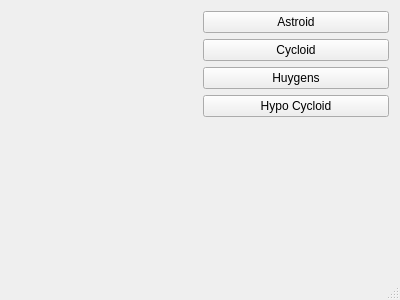
Qt form mainwindow.ui (Zawartas/QtCurvesCPP) before a commit.
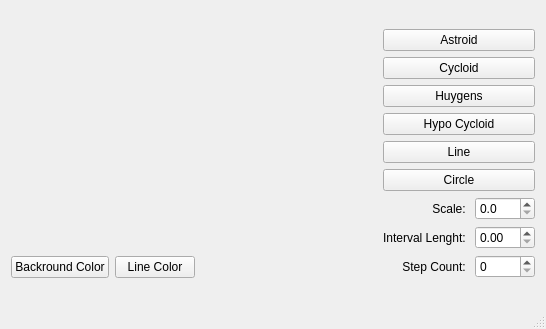
The same form after that commit. Custom widgets are drawn as their Qt base class.

Patch:
```diff
--- a/mainwindow.ui
+++ b/mainwindow.ui
@@ -6,8 +6,8 @@
    <rect>
     <x>0</x>
     <y>0</y>
-    <width>400</width>
-    <height>300</height>
+    <width>546</width>
+    <height>329</height>
    </rect>
   </property>
   <property name="windowTitle">
@@ -16,49 +16,35 @@
   <widget class="QWidget" name="centralWidget">
    <layout class="QGridLayout" name="gridLayout">
     <item row="0" column="0">
-     <layout class="QHBoxLayout" name="horizontalLayout">
+     <layout class="QVBoxLayout" name="verticalLayout_2">
       <item>
        <widget class="RenderArea" name="renderArea" native="true"/>
       </item>
       <item>
-       <layout class="QVBoxLayout" name="verticalLayout">
+       <layout class="QHBoxLayout" name="horizontalLayout_4">
         <item>
-         <widget class="QPushButton" name="btnAstroid">
+         <widget class="QPushButton" name="btnBackgroundColor">
           <property name="text">
-           <string>Astroid</string>
+           <string>Backround Color</string>
           </property>
          </widget>
         </item>
         <item>
-         <widget class="QPushButton" name="btnCycloid">
+         <widget class="QPushButton" name="btnLineColor">
           <property name="text">
-           <string>Cycloid</string>
+           <string>Line Color</string>
           </property>
          </widget>
         </item>
         <item>
-         <widget class="QPushButton" name="btnHuygens">
-          <property name="text">
-           <string>Huygens</string>
-          </property>
-         </widget>
-        </item>
-        <item>
-         <widget class="QPushButton" name="btnHypo">
-          <property name="text">
-           <string>Hypo Cycloid</string>
-          </property>
-         </widget>
-        </item>
-        <item>
-         <spacer name="verticalSpacer">
+         <spacer name="horizontalSpacer">
           <property name="orientation">
-           <enum>Qt::Vertical</enum>
+           <enum>Qt::Horizontal</enum>
           </property>
           <property name="sizeHint" stdset="0">
            <size>
-            <width>20</width>
-            <height>38</height>
+            <width>40</width>
+            <height>20</height>
            </size>
           </property>
          </spacer>
@@ -67,6 +53,142 @@
       </item>
      </layout>
     </item>
+    <item row="0" column="1">
+     <layout class="QVBoxLayout" name="verticalLayout">
+      <item>
+       <widget class="QPushButton" name="btnAstroid">
+        <property name="text">
+         <string>Astroid</string>
+        </property>
+       </widget>
+      </item>
+      <item>
+       <widget class="QPushButton" name="btnCycloid">
+        <property name="text">
+         <string>Cycloid</string>
+        </property>
+       </widget>
+      </item>
+      <item>
+       <widget class="QPushButton" name="btnHuygens">
+        <property name="text">
+         <string>Huygens</string>
+        </property>
+       </widget>
+      </item>
+      <item>
+       <widget class="QPushButton" name="btnHypo">
+        <property name="text">
+         <string>Hypo Cycloid</string>
+        </property>
+       </widget>
+      </item>
+      <item>
+       <widget class="QPushButton" name="btnLine">
+        <property name="text">
+         <string>Line</string>
+        </property>
+       </widget>
+      </item>
+      <item>
+       <widget class="QPushButton" name="btnCircle">
+        <property name="text">
+         <string>Circle</string>
+        </property>
+       </widget>
+      </item>
+      <item>
+       <layout class="QHBoxLayout" name="horizontalLayout">
+        <item>
+         <widget class="QLabel" name="label">
+          <property name="text">
+           <string>Scale: </string>
+          </property>
+          <property name="alignment">
+           <set>Qt::AlignRight|Qt::AlignTrailing|Qt::AlignVCenter</set>
+          </property>
+         </widget>
+        </item>
+        <item>
+         <widget class="QDoubleSpinBox" name="spinScale">
+          <property name="maximumSize">
+           <size>
+            <width>60</width>
+            <height>16777215</height>
+           </size>
+          </property>
+          <property name="decimals">
+           <number>1</number>
+          </property>
+          <property name="singleStep">
+           <double>0.100000000000000</double>
+          </property>
+         </widget>
+        </item>
+       </layout>
+      </item>
+      <item>
+       <layout class="QHBoxLayout" name="horizontalLayout_2">
+        <item>
+         <widget class="QLabel" name="label_2">
+          <property name="text">
+           <string>Interval Lenght: </string>
+          </property>
+          <property name="alignment">
+           <set>Qt::AlignRight|Qt::AlignTrailing|Qt::AlignVCenter</set>
+          </property>
+         </widget>
+        </item>
+        <item>
+         <widget class="QDoubleSpinBox" name="spinInterval">
+          <property name="maximumSize">
+           <size>
+            <width>60</width>
+            <height>16777215</height>
+           </size>
+          </property>
+          <property name="maximum">
+           <double>100.000000000000000</double>
+          </property>
+          <property name="singleStep">
+           <double>0.100000000000000</double>
+          </property>
+         </widget>
+        </item>
+       </layout>
+      </item>
+      <item>
+       <layout class="QHBoxLayout" name="horizontalLayout_3">
+        <item>
+         <widget class="QLabel" name="label_3">
+          <property name="text">
+           <string>Step Count: </string>
+          </property>
+          <property name="alignment">
+           <set>Qt::AlignRight|Qt::AlignTrailing|Qt::AlignVCenter</set>
+          </property>
+         </widget>
+        </item>
+        <item>
+         <widget class="QSpinBox" name="spinCount">
+          <property name="maximumSize">
+           <size>
+            <width>60</width>
+            <height>16777215</height>
+           </size>
+          </property>
+          <property name="maximum">
+           <number>512</number>
+          </property>
+          <property name="singleStep">
+           <number>8</number>
+          </property>
+         </widget>
+        </item>
+       </layout>
+      </item>
+     </layout>
+    </item>
    </layout>
   </widget>
   <widget class="QStatusBar" name="statusBar"/>
```
